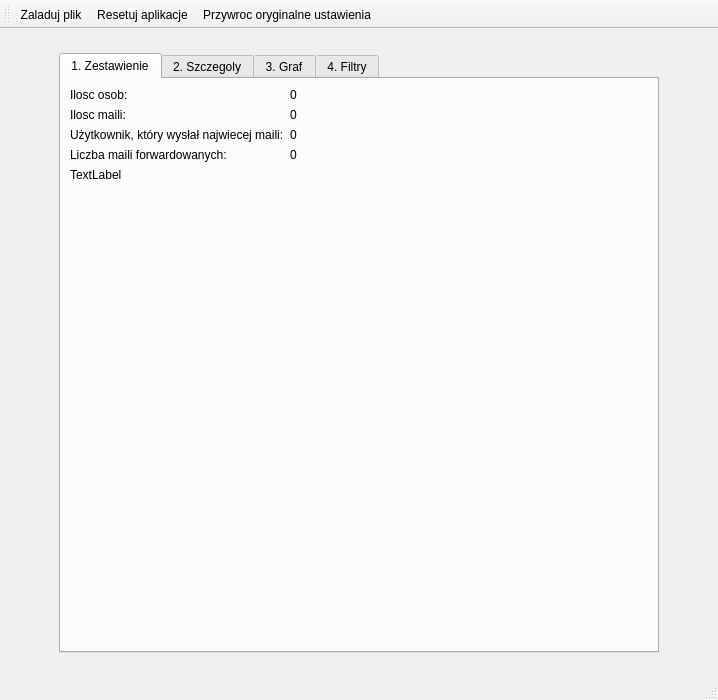
The window that src/views/mainwindow.ui (mdziekon/eiti-aisdi-business-relations-analysis) describes before a commit, drawn with Qt 5.
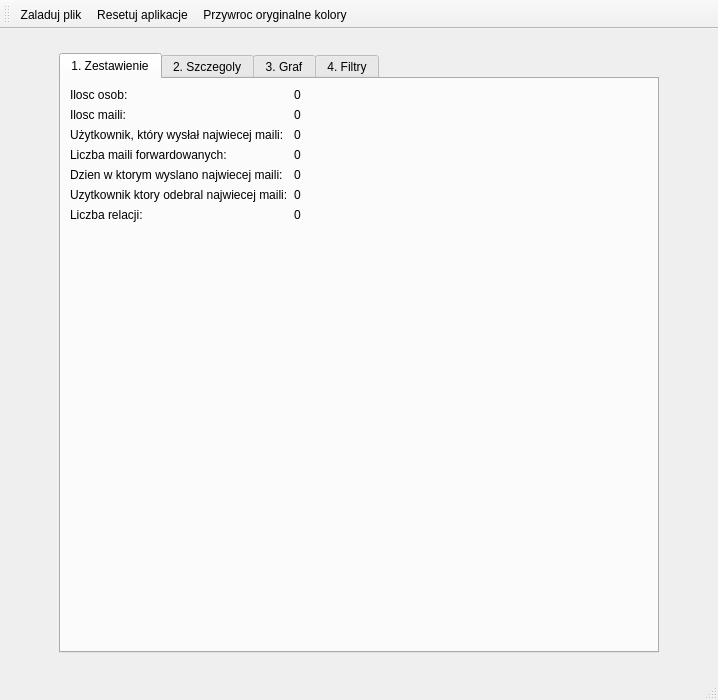
The same window after the commit. Icons and pictures are not drawn.

Patch:
```diff
--- a/src/views/mainwindow.ui
+++ b/src/views/mainwindow.ui
@@ -75,6 +75,9 @@
         <string>1. Zestawienie</string>
        </attribute>
        <layout class="QFormLayout" name="formLayout">
+        <property name="fieldGrowthPolicy">
+         <enum>QFormLayout::AllNonFixedFieldsGrow</enum>
+        </property>
         <item row="0" column="0">
          <widget class="QLabel" name="text_IloscOsob">
           <property name="text">
@@ -132,9 +135,44 @@
          </widget>
         </item>
         <item row="4" column="0">
+         <widget class="QLabel" name="dzienmaili">
+          <property name="text">
+           <string>Dzien w ktorym wyslano najwiecej maili:</string>
+          </property>
+         </widget>
+        </item>
+        <item row="4" column="1">
+         <widget class="QLabel" name="label_5">
+          <property name="text">
+           <string>0</string>
+          </property>
+         </widget>
+        </item>
+        <item row="5" column="0">
          <widget class="QLabel" name="label_4">
           <property name="text">
-           <string>TextLabel</string>
+           <string>Uzytkownik ktory odebral najwiecej maili:</string>
+          </property>
+         </widget>
+        </item>
+        <item row="5" column="1">
+         <widget class="QLabel" name="label_7">
+          <property name="text">
+           <string>0</string>
+          </property>
+         </widget>
+        </item>
+        <item row="6" column="0">
+         <widget class="QLabel" name="label_6">
+          <property name="text">
+           <string>Liczba relacji:</string>
+          </property>
+         </widget>
+        </item>
+        <item row="6" column="1">
+         <widget class="QLabel" name="label_8">
+          <property name="text">
+           <string>0</string>
           </property>
          </widget>
         </item>
@@ -522,7 +560,7 @@
      <normaloff>:/images/015.png</normaloff>:/images/015.png</iconset>
    </property>
    <property name="text">
-    <string>Przywroc oryginalne ustawienia</string>
+    <string>Przywroc oryginalne kolory</string>
    </property>
    <property name="toolTip">
     <string>Ustawienia</string>
```
